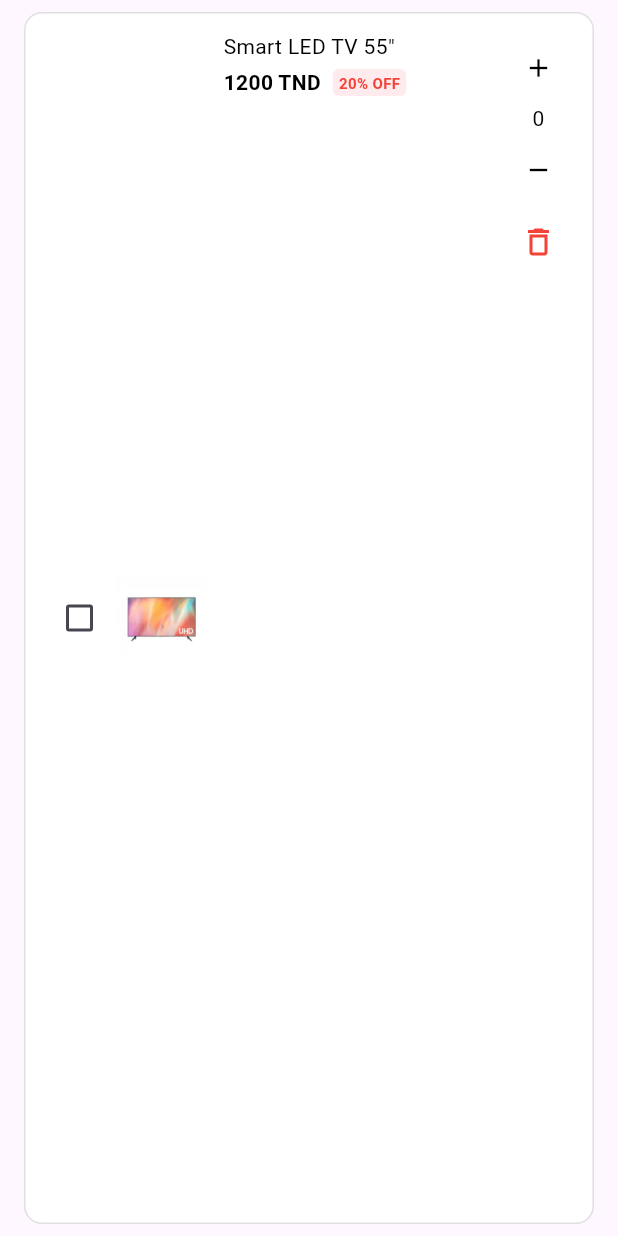
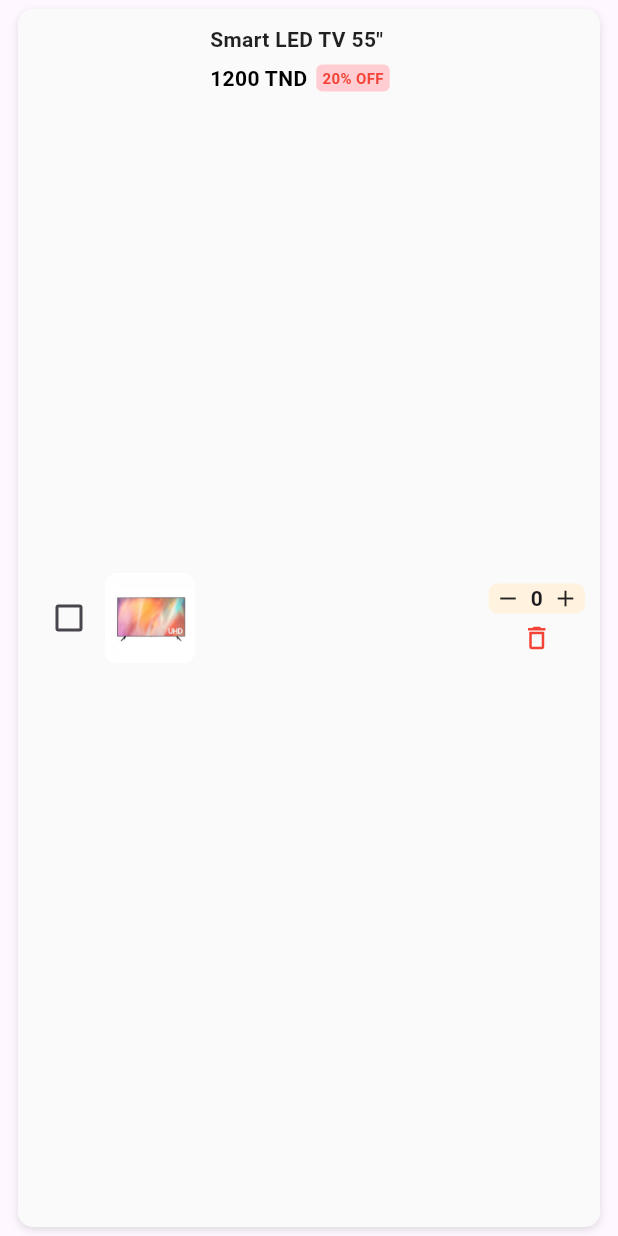
Before and after one commit to islemhadjslama/Dealabs_app, a Flutter app: the CartItemCard widget shown alone on an empty page, opened directly with sample values from the repository, on a phone screen of 412 x 824 dp. Run offline on Flutter 3.47's test engine with Material 3 defaults, Android fonts, the phone set to English and light mode, and no system bars; our stand-ins replace shared_preferences, sqflite; missing offline and left inert: bcrypt; accounts and stored records are empty.

```diff
--- a/lib/cart/widgets/cart_item_card.dart
+++ b/lib/cart/widgets/cart_item_card.dart
@@ -9,9 +9,7 @@ class CartItemCard extends StatelessWidget {
   final VoidCallback onIncrement;
   final VoidCallback onDecrement;
   final VoidCallback onDelete;
-
   final VoidCallback? onTap;
-
 
   const CartItemCard({
     super.key,
@@ -22,7 +20,6 @@ class CartItemCard extends StatelessWidget {
     required this.onIncrement,
     required this.onDecrement,
     required this.onDelete,
-
     this.onTap,
   });
 
@@ -31,27 +28,41 @@ class CartItemCard extends StatelessWidget {
     return GestureDetector(
       onTap: onTap,
       child: Container(
-        margin: const EdgeInsets.symmetric(horizontal: 16, vertical: 8),
-        padding: const EdgeInsets.all(12),
+        margin: const EdgeInsets.symmetric(horizontal: 12, vertical: 6),
+        padding: const EdgeInsets.all(10),
         decoration: BoxDecoration(
-          border: Border.all(color: Colors.grey.shade300),
-          borderRadius: BorderRadius.circular(12),
-          color: Colors.white,
+          color: Colors.grey.shade50,
+          borderRadius: BorderRadius.circular(10),
+          boxShadow: [
+            BoxShadow(
+              color: Colors.black12,
+              blurRadius: 4,
+              offset: const Offset(0, 2),
+            ),
+          ],
         ),
         child: Row(
           children: [
+            // ✅ Checkbox
             Checkbox(
               value: isSelected,
-              activeColor: Colors.orange, // ✅ Orange check
+              activeColor: Colors.orange,
               onChanged: (_) => onToggleSelect(),
             ),
-            Image.asset(
+
+            // ✅ Product Image
+            ClipRRect(
+              borderRadius: BorderRadius.circular(8),
+              child: Image.asset(
                 product.images.first,
                 width: 60,
                 height: 60,
                 fit: BoxFit.cover,
               ),
-            const SizedBox(width: 12),
+            ),
+            const SizedBox(width: 10),
+
+            // ✅ Product info
             Expanded(
               child: Column(
                 crossAxisAlignment: CrossAxisAlignment.start,
@@ -60,25 +71,28 @@ class CartItemCard extends StatelessWidget {
                     product.name,
                     maxLines: 2,
                     overflow: TextOverflow.ellipsis,
-                    style: const TextStyle(color: Colors.black),
+                    style: const TextStyle(
+                      color: Colors.black87,
+                      fontWeight: FontWeight.w600,
                     ),
-                  const SizedBox(height: 4),
+                  ),
+                  const SizedBox(height: 6),
                   Row(
                     children: [
                       Text(
-                        "${product.discountedPrice} TND", // ✅ Updated to TND
+                        "${product.discountedPrice} TND",
                         style: const TextStyle(
                           fontWeight: FontWeight.bold,
                           color: Colors.black,
                         ),
                       ),
                       if (product.discountPercentage > 0) ...[
-                        const SizedBox(width: 8),
+                        const SizedBox(width: 6),
                         Container(
                           padding: const EdgeInsets.symmetric(
                               horizontal: 4, vertical: 2),
                           decoration: BoxDecoration(
-                            color: Colors.red.shade50,
+                            color: Colors.red.shade100,
                             borderRadius: BorderRadius.circular(4),
                           ),
                           child: Text(
@@ -96,27 +110,46 @@ class CartItemCard extends StatelessWidget {
                 ],
               ),
             ),
+
+            // ✅ Quantity & delete
             Column(
+              mainAxisAlignment: MainAxisAlignment.center,
               children: [
-                IconButton(
-                  onPressed: onIncrement,
-                  icon: const Icon(Icons.add, size: 20, color: Colors.black),
+                Container(
+                  padding: const EdgeInsets.symmetric(horizontal: 4),
+                  decoration: BoxDecoration(
+                    color: Colors.orange.shade50,
+                    borderRadius: BorderRadius.circular(6),
                   ),
-                Text(
+                  child: Row(
+                    children: [
+                      // Decrement
+                      GestureDetector(
+                        onTap: onDecrement,
+                        child: const Icon(Icons.remove, size: 18),
+                      ),
+                      Padding(
+                        padding: const EdgeInsets.symmetric(horizontal: 6),
+                        child: Text(
                           '$quantity',
-                  style: const TextStyle(color: Colors.black),
+                          style: const TextStyle(fontWeight: FontWeight.bold),
                         ),
-                IconButton(
-                  onPressed: onDecrement,
-                  icon: const Icon(Icons.remove, size: 20, color: Colors.black),
-
                       ),
-                IconButton(
-                  onPressed: onDelete,
-                  icon: const Icon(Icons.delete_outline, color: Colors.red),
-                  tooltip: 'Remove from cart',
+                      // Increment
+                      GestureDetector(
+                        onTap: onIncrement,
+                        child: const Icon(Icons.add, size: 18),
                       ),
-
+                    ],
+                  ),
+                ),
+                const SizedBox(height: 6),
+                // Delete button
+                GestureDetector(
+                  onTap: onDelete,
+                  child: const Icon(Icons.delete_outline,
+                      color: Colors.red, size: 20),
+                ),
               ],
             ),
           ],
```
Also changed, not shown: lib/cart/cart_page.dart (+83 -36 lines), lib/cart/widgets/cart_bottom_bar.dart (+7 -7 lines), lib/product/product_detail_page.dart (+22 -8 lines), lib/services/cart_service.dart (added, +132 -0 lines), lib/wishlist/wishlist_screen.dart (+22 -8 lines). Lines whose indentation alone changed are shown as unchanged.
